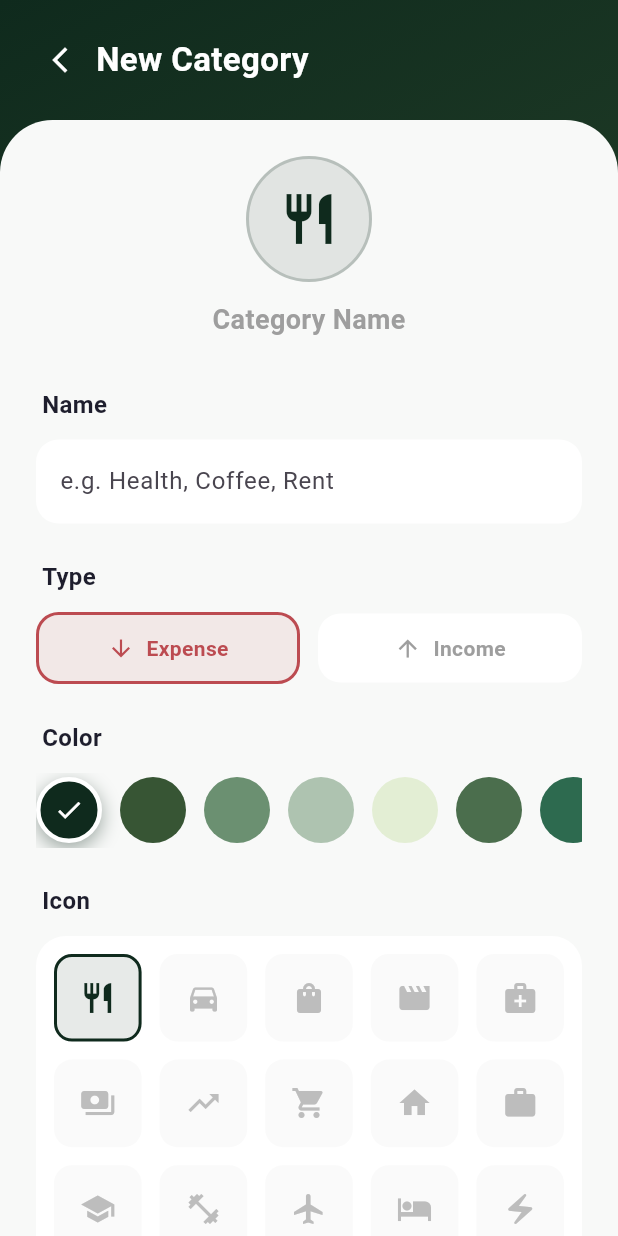
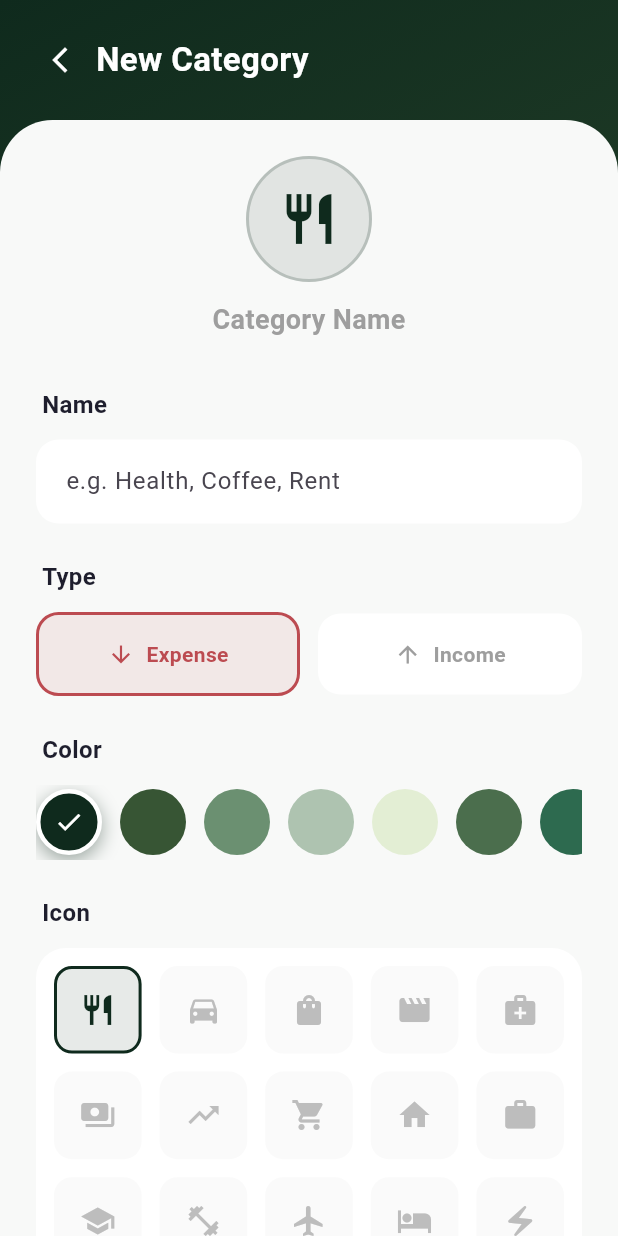
Before and after one commit to TheinZawMyo/flutter-supabase, a Flutter app: the AddCategoryPage screen opened directly, on a phone screen of 412 x 824 dp. Run offline on Flutter 3.47's test engine with Material 3 defaults, Android fonts, the phone set to English and light mode, and no system bars; our stand-ins replace connectivity_plus, fl_chart, flutter_dotenv, supabase_flutter; accounts and stored records are empty; network calls fail.

Commit message:
add budget crud, custom category and currency, redesign

```diff
--- a/lib/add_budget_page.dart
+++ b/lib/add_budget_page.dart
@@ -183,7 +183,7 @@ class _AddBudgetPageState extends State<AddBudgetPage> {
                         const SizedBox(height: 48),
                         SizedBox(
                           width: double.infinity,
-                          height: 60,
+                          height: 56,
                           child: ElevatedButton(
                             onPressed: _isSaving ? null : _saveBudget,
                             style: ElevatedButton.styleFrom(
@@ -266,7 +266,7 @@ class _AddBudgetPageState extends State<AddBudgetPage> {
           fillColor: Colors.white,
           contentPadding: const EdgeInsets.symmetric(
             horizontal: 16,
-            vertical: 18,
+            vertical: 16,
           ),
         ),
       ),
@@ -279,7 +279,7 @@ class _AddBudgetPageState extends State<AddBudgetPage> {
       child: GestureDetector(
         onTap: () => setState(() => _period = period),
         child: Container(
-          padding: const EdgeInsets.symmetric(vertical: 12),
+          padding: const EdgeInsets.symmetric(vertical: 16),
           decoration: BoxDecoration(
             color: isSelected
                 ? AppColors.forestGreen.withValues(alpha: 0.1)
--- a/lib/add_category_page.dart
+++ b/lib/add_category_page.dart
@@ -182,6 +182,10 @@ class _AddCategoryPageState extends State<AddCategoryPage> {
                               borderRadius: BorderRadius.circular(15),
                               borderSide: BorderSide.none,
                             ),
+                            contentPadding: const EdgeInsets.symmetric(
+                              horizontal: 16,
+                              vertical: 16,
+                            ),
                           ),
                           validator: (v) => v == null || v.isEmpty
                               ? 'Please enter a name'
@@ -317,7 +321,7 @@ class _AddCategoryPageState extends State<AddCategoryPage> {
                         // Save Button
                         SizedBox(
                           width: double.infinity,
-                          height: 55,
+                          height: 56,
                           child: ElevatedButton(
                             onPressed: _isSaving ? null : _saveCategory,
                             style: ElevatedButton.styleFrom(
@@ -378,7 +382,7 @@ class _AddCategoryPageState extends State<AddCategoryPage> {
       child: GestureDetector(
         onTap: () => setState(() => _selectedType = type),
         child: Container(
-          padding: const EdgeInsets.symmetric(vertical: 12),
+          padding: const EdgeInsets.symmetric(vertical: 16),
           decoration: BoxDecoration(
             color: isSelected ? color.withValues(alpha: 0.1) : Colors.white,
             borderRadius: BorderRadius.circular(15),
--- a/lib/add_transaction_page.dart
+++ b/lib/add_transaction_page.dart
@@ -305,6 +305,7 @@ class _AddTransactionPageState extends State<AddTransactionPage>
                                 : Container(
                                     padding: const EdgeInsets.symmetric(
                                       horizontal: 16,
+                                      vertical: 16,
                                     ),
                                     decoration: BoxDecoration(
                                       color: Colors.white,
@@ -420,7 +421,7 @@ class _AddTransactionPageState extends State<AddTransactionPage>
                             // Save Button
                             SizedBox(
                               width: double.infinity,
-                              height: 60,
+                              height: 56,
                               child: ElevatedButton(
                                 onPressed: _isLoading ? null : _saveTransaction,
                                 style: ElevatedButton.styleFrom(
@@ -508,7 +509,7 @@ class _AddTransactionPageState extends State<AddTransactionPage>
           ),
           contentPadding: const EdgeInsets.symmetric(
             horizontal: 16,
-            vertical: 18,
+            vertical: 16,
           ),
           filled: true,
           fillColor: Colors.white,
--- a/lib/login_page.dart
+++ b/lib/login_page.dart
@@ -190,7 +190,7 @@ class _LoginPageState extends State<LoginPage>
                     const SizedBox(height: 24),
                     SizedBox(
                       width: double.infinity,
-                      height: 55,
+                      height: 56,
                       child: ElevatedButton(
                         onPressed: _isLoading ? null : _signIn,
                         style: ElevatedButton.styleFrom(
--- a/lib/main.dart
+++ b/lib/main.dart
@@ -25,7 +25,7 @@ class MainApp extends StatelessWidget {
   @override
   Widget build(BuildContext context) {
     return MaterialApp(
-      title: 'Budget Tracking',
+      title: 'Budget Tracker',
       navigatorKey: navigatorKey,
       debugShowCheckedModeBanner: false,
       home: const AuthWrapper(),
--- a/lib/register_page.dart
+++ b/lib/register_page.dart
@@ -227,7 +227,7 @@ class _RegisterPageState extends State<RegisterPage>
                     const SizedBox(height: 24),
                     SizedBox(
                       width: double.infinity,
-                      height: 55,
+                      height: 56,
                       child: ElevatedButton(
                         onPressed: _isLoading ? null : _signUp,
                         style: ElevatedButton.styleFrom(
```
Also changed, not shown: lib/profile_page.dart (+8 -16 lines), 4 other files.
